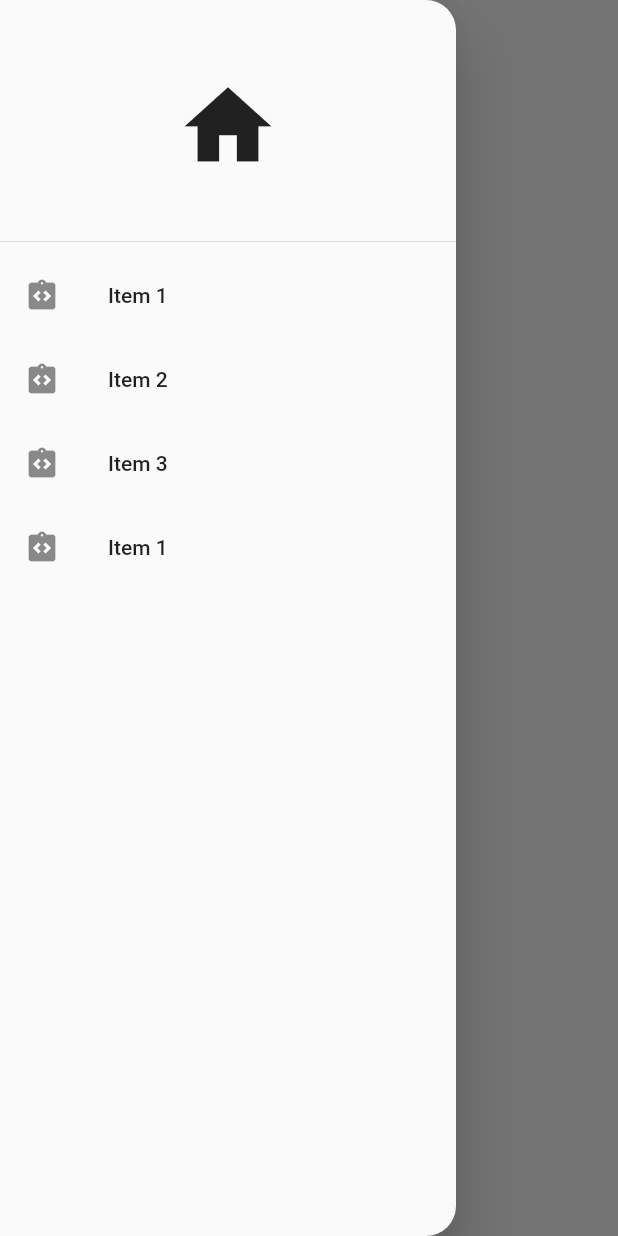
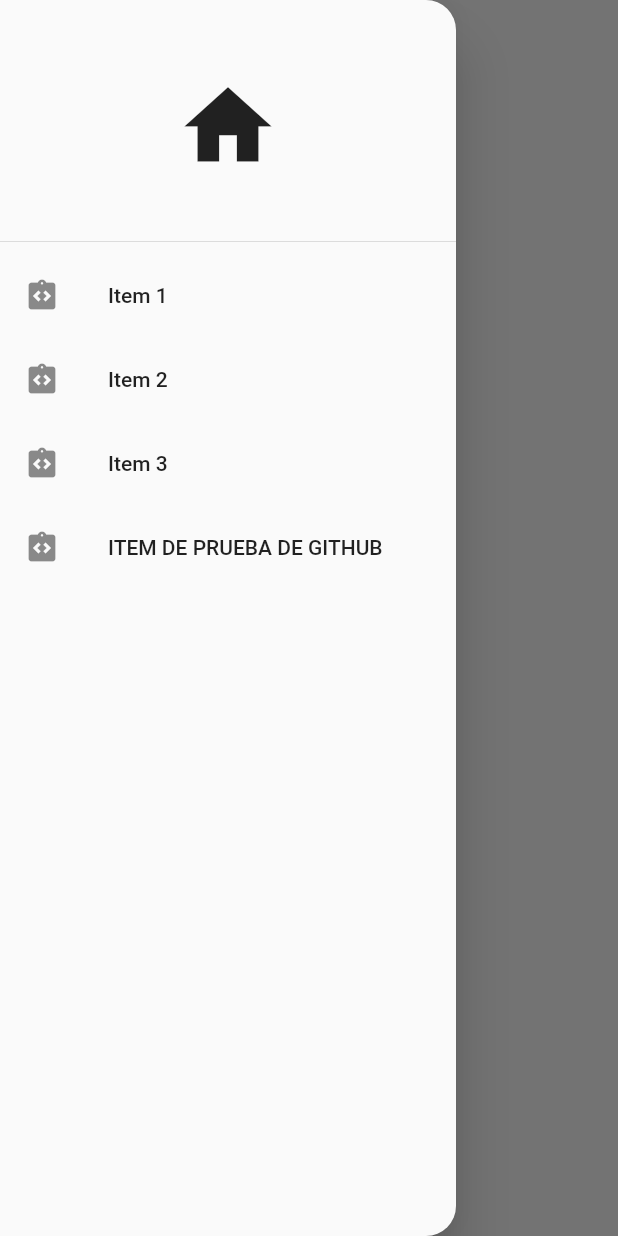
Before and after one commit to Dmlsito/Pablo-Dani, a Flutter app: the Login screen opened by its route, with the side drawer open, on a phone screen of 412 x 824 dp. Run offline on Flutter 3.47's test engine with Material 2 defaults, Android fonts, the phone set to English and light mode, and no system bars.

Commit message:
CAMBIO LOGIN

```diff
--- a/practicaclicker/lib/login.dart
+++ b/practicaclicker/lib/login.dart
@@ -38,7 +38,7 @@ class Login extends StatelessWidget {
               leading: Icon(Icons.integration_instructions),
             ),
             ListTile(
-              title: Text("Item 1"),
+              title: Text("ITEM DE PRUEBA DE GITHUB"),
               leading: Icon(Icons.integration_instructions),
             ),
           ])),
```
